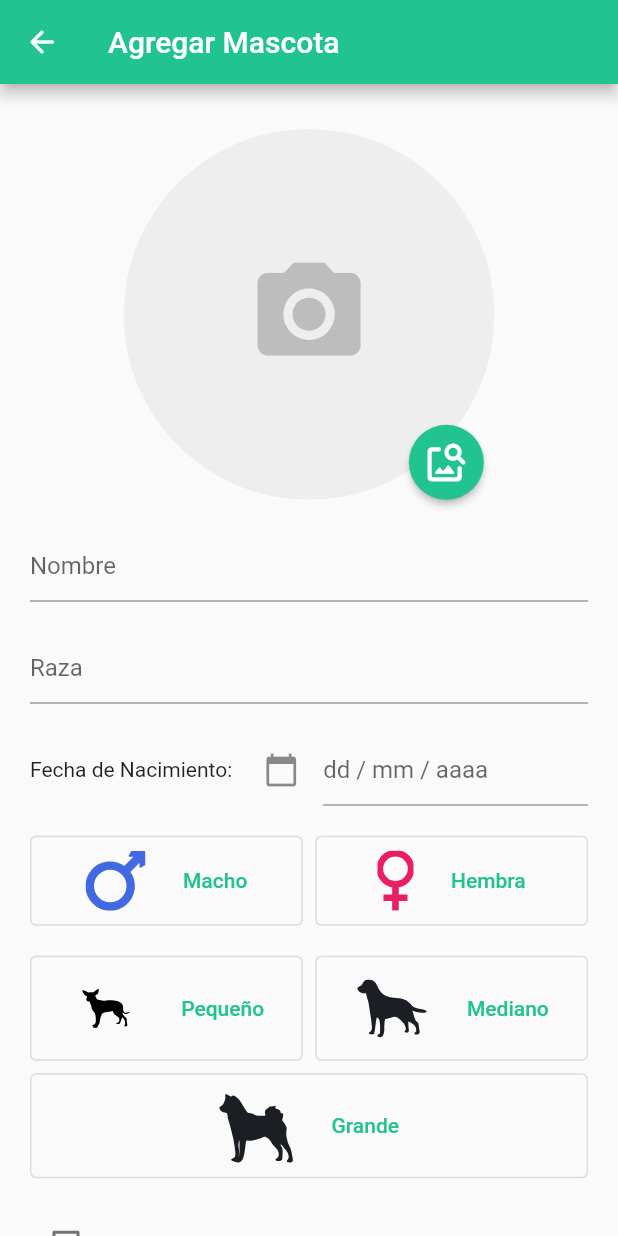
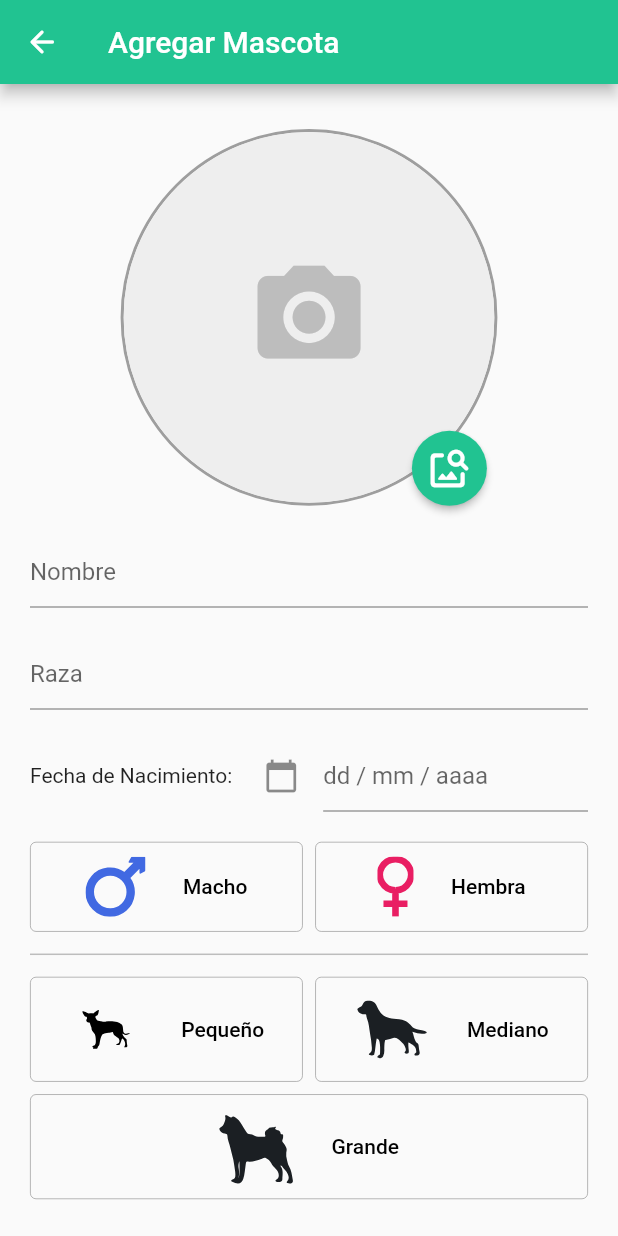
Before and after one commit to RadoV18/fielamigo_app, a Flutter app: the OwnerAddPetScreen screen opened by its route, after a tap on the "image search" icon, on a phone screen of 412 x 824 dp. Run offline on Flutter 3.47's test engine with Material 2 defaults, Android fonts, the phone set to English and light mode, and no system bars; our stand-ins replace bloc, equatable, flutter_bloc, flutter_svg, formz, image_picker and 5 more; missing offline and left inert: circular_bottom_navigation, dart:ffi, flutter_password_strength; accounts and stored records are empty.

Commit message:
Added cubit for adding pets and improved the UI

```diff
--- /dev/null
+++ b/lib/bloc/add_pet_cubit/add_pet_cubit.dart
@@ -0,0 +1,77 @@
+import 'dart:io';
+
+import 'package:bloc/bloc.dart';
+import 'package:equatable/equatable.dart';
+
+part 'add_pet_state.dart';
+
+class AddPetCubit extends Cubit<AddPetState> {
+  AddPetCubit() : super(const AddPetState());
+
+  void setImage(File? image) {
+    emit(state.copyWith(image: image));
+  }
+
+  void setName(String name) {
+    emit(state.copyWith(name: name));
+  }
+
+  void setBreed(String breed) {
+    emit(state.copyWith(breed: breed));
+  }
+
+  void setBirthDate(String birthDate) {
+    print("new date");
+    emit(state.copyWith(birthDate: birthDate));
+  }
+
+  void setMale() {
+    emit(state.copyWith(
+      isMale: true,
+      isFemale: false
+    ));
+  }
+
+  void setFemale() {
+    emit(state.copyWith(
+      isFemale: true,
+      isMale: false
+    ));
+  }
+
+  void setSmall() {
+    emit(state.copyWith(
+      isSmall: true,
+      isMedium: false,
+      isLarge: false
+    ));
+  }
+
+  void setMedium() {
+    emit(state.copyWith(
+      isMedium: true,
+      isSmall: false,
+      isLarge: false
+    ));
+  }
+
+  void setLarge() {
+    emit(state.copyWith(
+      isLarge: true,
+      isSmall: false,
+      isMedium: false
+    ));
+  }
+
+  void setIsSterilized(bool isSterilized) {
+    emit(state.copyWith(isSterilized: isSterilized));
+  }
+
+  void setNotes(String notes) {
+    emit(state.copyWith(notes: notes));
+  }
+
+  void save() {
+    print(state);
+  }
+}
--- /dev/null
+++ b/lib/bloc/add_pet_cubit/add_pet_state.dart
@@ -0,0 +1,70 @@
+part of 'add_pet_cubit.dart';
+
+class AddPetState extends Equatable {
+  final File? image;
+  final String name;
+  final String breed;
+  final String birthDate;
+  final bool isMale;
+  final bool isFemale;
+  final bool isSmall;
+  final bool isMedium;
+  final bool isLarge;
+  final bool isSterilized;
+  final String notes;
+
+  const AddPetState({
+    this.image,
+    this.name = '',
+    this.breed = '',
+    this.birthDate = '',
+    this.isMale = false,
+    this.isFemale = false,
+    this.isSmall = false,
+    this.isMedium = false,
+    this.isLarge = false,
+    this.isSterilized = false,
+    this.notes = ''
+  });
+
+  AddPetState copyWith({
+    File? image,
+    String? name,
+    String? breed,
+    String? birthDate,
+    bool? isMale,
+    bool? isFemale,
+    bool? isSmall,
+    bool? isMedium,
+    bool? isLarge,
+    bool? isSterilized,
+    String? notes
+  }) => AddPetState(
+    image: image ?? this.image,
+    name: name ?? this.name,
+    breed: breed ?? this.breed,
+    birthDate: birthDate ?? this.birthDate,
+    isMale: isMale ?? this.isMale,
+    isFemale: isFemale ?? this.isFemale,
+    isSmall: isSmall ?? this.isSmall,
+    isMedium: isMedium ?? this.isMedium,
+    isLarge: isLarge ?? this.isLarge,
+    isSterilized: isSterilized ?? this.isSterilized,
+    notes: notes ?? this.notes
+  );
+
+  @override
+  List<Object?> get props => [
+    image,
+    name,
+    breed,
+    birthDate,
+    isMale,
+    isFemale,
+    isSmall,
+    isMedium,
+    isLarge,
+    isSterilized,
+    notes
+  ];
+}
--- a/lib/main.dart
+++ b/lib/main.dart
@@ -1,3 +1,4 @@
+import 'package:fielamigo_app/bloc/add_pet_cubit/add_pet_cubit.dart';
 import 'package:fielamigo_app/bloc/bottom_navbar_cubit/bottom_navbar_cubit.dart';
 import 'package:fielamigo_app/bloc/sign_up_cubit/sign_up_cubit.dart';
 import 'package:fielamigo_app/screens/caregiver_home/caregiver_home_screen.dart';
@@ -51,7 +52,10 @@ class MyApp extends StatelessWidget {
         ),
         BlocProvider<BottomNavBarCubit>(
           create: (BuildContext context) => BottomNavBarCubit()
-        )
+        ),
+        BlocProvider<AddPetCubit>(
+          create: (BuildContext context) => AddPetCubit()
+        ),
       ],
       child: Sizer(
         builder: (context, orientation, deviceType) => MaterialApp(
--- a/lib/screens/owner_add_pet/owner_add_pet.dart
+++ b/lib/screens/owner_add_pet/owner_add_pet.dart
@@ -1,8 +1,10 @@
+import 'package:fielamigo_app/bloc/add_pet_cubit/add_pet_cubit.dart';
 import 'package:fielamigo_app/screens/owner_add_pet/widgets/breed_autocomplete.dart';
 import 'package:fielamigo_app/screens/owner_add_pet/widgets/dog_image_picker.dart';
 import 'package:fielamigo_app/screens/owner_add_pet/widgets/male_female_options.dart';
 import 'package:fielamigo_app/widgets/custom_date_picker.dart';
 import 'package:flutter/material.dart';
+import 'package:flutter_bloc/flutter_bloc.dart';
 import 'package:sizer/sizer.dart';
 import 'widgets/dog_size_options.dart';
 
@@ -11,9 +13,8 @@ class OwnerAddPetScreen extends StatelessWidget {
 
   @override
   Widget build(BuildContext context) {
-
     return Scaffold(
-      resizeToAvoidBottomInset: false,
+      resizeToAvoidBottomInset: true,
       appBar: AppBar(
         leading: Builder(
           builder: (BuildContext context) {
@@ -27,7 +28,9 @@ class OwnerAddPetScreen extends StatelessWidget {
         ),
         title: const Text("Agregar Mascota"),
       ),
-      body: SafeArea(
+      body: BlocBuilder<AddPetCubit, AddPetState>(
+        builder: (context, state) {
+          return SafeArea(
             child: NotificationListener<OverscrollIndicatorNotification>(
               onNotification: (OverscrollIndicatorNotification overscroll) {
                 overscroll.disallowIndicator();
@@ -40,56 +43,90 @@ class OwnerAddPetScreen extends StatelessWidget {
                     children: [
                       Column(
                         children: [
-                      const SizedBox(height: 20,),
+                          const SizedBox(
+                            height: 20,
+                          ),
                           const DogImagePicker(),
-                      const SizedBox(height: 20,),
-                      const TextField(
-                        decoration: InputDecoration(
+                          const SizedBox(
+                            height: 20,
+                          ),
+                          TextField(
+                            decoration: const InputDecoration(
                               hintText: "Nombre",
                             ),
+                            onChanged: (value) =>
+                                context.read<AddPetCubit>().setName(value),
                           ),
-                      const SizedBox(height: 20,),
+                          const SizedBox(
+                            height: 20,
+                          ),
                           const BreedAutocomplete(),
-                      const SizedBox(height: 20,),
+                          const SizedBox(
+                            height: 20,
+                          ),
                           Row(
                             children: [
                               const Text("Fecha de Nacimiento:"),
                               SizedBox(width: 5.w),
-                          const CustomDatePicker(),
+                              CustomDatePicker(
+                                onDateChanged: (String date) {
+                                  context.read<AddPetCubit>().setBirthDate(date);
+                                },
+                              ),
                             ],
                           ),
-                      const SizedBox(height: 20,),
+                          const SizedBox(
+                            height: 20,
+                          ),
                           const MaleFemaleOptions(),
-                      const SizedBox(height: 20,),
+                          const Divider(
+                            thickness: 1,
+                            height: 30,
+                            color: Color(0xFFBDBDBD),
+                          ),
                           const DogSizeOptions(),
-                      const SizedBox(height: 20,),
+                          const SizedBox(
+                            height: 20,
+                          ),
                           Row(
                             children: [
                               Checkbox(
-                            value: false,
-                            onChanged: (bool? value) {},
+                                value: context.read<AddPetCubit>().state.isSterilized,
+                                onChanged: (bool? value) {
+                                  context.read<AddPetCubit>().setIsSterilized(value!);
+                                },
                               ),
                               const Text("Esterilizado."),
                             ],
                           ),
-                      const SizedBox(height: 20,),
-                      const TextField(
+                          const SizedBox(
+                            height: 20,
+                          ),
+                          TextField(
                             maxLines: 5,
-                        decoration: InputDecoration(
+                            decoration: const InputDecoration(
                               hintText: "Notas",
                             ),
+                            onChanged: (value) =>
+                              context.read<AddPetCubit>().setNotes(value),
                           ),
-                      const SizedBox(height: 20,),
+                          const SizedBox(
+                            height: 20,
+                          ),
                           ElevatedButton(
                             style: ElevatedButton.styleFrom(
-                          padding: const EdgeInsets.symmetric(horizontal: 20, vertical: 10),
+                              padding: const EdgeInsets.symmetric(
+                                horizontal: 20, vertical: 10
+                              ),
                             ),
                             onPressed: () {
-                          // TODO: request to add pet
+                              context.read<AddPetCubit>().save();
                             },
                             child: const Text("Guardar Mascota"),
                           ),
-                      const SizedBox(height: 20,),
+                          const SizedBox(
+                            height: 20,
+                          ),
                         ],
                       )
                     ],
@@ -97,6 +134,8 @@ class OwnerAddPetScreen extends StatelessWidget {
                 ),
               ),
             ),
+          );
+        },
       )
     );
   }
--- a/lib/screens/owner_add_pet/widgets/breed_autocomplete.dart
+++ b/lib/screens/owner_add_pet/widgets/breed_autocomplete.dart
@@ -1,4 +1,6 @@
+import 'package:fielamigo_app/bloc/add_pet_cubit/add_pet_cubit.dart';
 import 'package:flutter/material.dart';
+import 'package:flutter_bloc/flutter_bloc.dart';
 
 class BreedAutocomplete extends StatelessWidget {
   const BreedAutocomplete({super.key});
@@ -20,6 +22,7 @@ class BreedAutocomplete extends StatelessWidget {
     'Australian Cattle Dog',
     'Australian Kelpie',
     'Australian Shepherd',
+    'Chihuahua',
   ];
 
   @override
@@ -48,6 +51,7 @@ class BreedAutocomplete extends StatelessWidget {
           },
         );
       },
+      onSelected: (option) => context.read<AddPetCubit>().setBreed(option),
       optionsViewBuilder: (BuildContext context,
           AutocompleteOnSelected<String> onSelected, Iterable<String> options) {
         return Align(
--- a/lib/screens/owner_add_pet/widgets/dog_image_picker.dart
+++ b/lib/screens/owner_add_pet/widgets/dog_image_picker.dart
@@ -1,4 +1,8 @@
+import 'dart:io';
+
+import 'package:fielamigo_app/bloc/add_pet_cubit/add_pet_cubit.dart';
 import 'package:flutter/material.dart';
+import 'package:flutter_bloc/flutter_bloc.dart';
 import 'package:image_picker/image_picker.dart';
 import 'package:sizer/sizer.dart';
 
@@ -7,15 +11,22 @@ class DogImagePicker extends StatelessWidget {
 
   @override
   Widget build(BuildContext context) {
+    return BlocBuilder<AddPetCubit, AddPetState>(
+      builder: (context, state) {
+        String imagePath = state.image?.path ?? "";
         return Stack(
           children: [
-        ClipRRect(
+            Container(
+              decoration: BoxDecoration(
+                border: Border.all(color: Colors.grey.shade500, width: 2),
+                borderRadius: BorderRadius.circular(30.h),
+              ),
+              child: ClipRRect(
                 borderRadius: BorderRadius.only(
                   topLeft: Radius.circular(30.h),
                   topRight: Radius.circular(30.h),
                   bottomRight: Radius.circular(30.h),
                   bottomLeft: Radius.circular(30.h),
-
                 ),
                 child: Container(
                   height: 30.h,
@@ -25,10 +36,16 @@ class DogImagePicker extends StatelessWidget {
                   ),
                   child: Align(
                     alignment: Alignment.center,
-              child: Icon(
+                    child: imagePath == "" ?
+                      Icon(
                         Icons.camera_alt,
                         size: 10.h,
                         color: Colors.grey[400],
+                      ) :
+                      Image.file(
+                        File(imagePath),
+                        fit: BoxFit.cover,
+                      ),
                   ),
                 ),
               ),
@@ -39,11 +56,20 @@ class DogImagePicker extends StatelessWidget {
               child: ElevatedButton(
                 style: ElevatedButton.styleFrom(
                     shape: const CircleBorder(),
-              padding: const EdgeInsets.all(10)
-            ),
+                    padding: const EdgeInsets.all(10)),
                 onPressed: () {
-              ImagePicker().pickImage(source: ImageSource.gallery)
-              .then((im) => print("I picked an image"));
+                  ImagePicker()
+                      .pickImage(source: ImageSource.gallery)
+                      .then((im) {
+                    if (im != null) {
+                      print("I picked an image");
+                      File image = File(im.path);
+                      context.read<AddPetCubit>().setImage(image);
+                    } else {
+                      print("I didn't pick an image");
+                      context.read<AddPetCubit>().setImage(null);
+                    }
+                  });
                 },
                 child: const Icon(
                   Icons.image_search_rounded,
@@ -53,5 +79,7 @@ class DogImagePicker extends StatelessWidget {
             )
           ],
         );
+      },
+    );
   }
 }
--- a/lib/screens/owner_add_pet/widgets/dog_size_options.dart
+++ b/lib/screens/owner_add_pet/widgets/dog_size_options.dart
@@ -1,49 +1,63 @@
 import 'package:fielamigo_app/widgets/custom_radio_button.dart';
 import 'package:flutter/material.dart';
+import 'package:flutter_bloc/flutter_bloc.dart';
 import 'package:flutter_svg/flutter_svg.dart';
 import 'package:sizer/sizer.dart';
+
+import '../../../bloc/add_pet_cubit/add_pet_cubit.dart';
 
 class DogSizeOptions extends StatelessWidget {
   const DogSizeOptions({super.key});
 
   @override
   Widget build(BuildContext context) {
-    return Column(
-      children: [
+    return BlocBuilder<AddPetCubit, AddPetState>(
+      buildWhen: (previous, current) => previous.isSmall != current.isSmall
+          || previous.isMedium != current.isMedium
+          || previous.isLarge != current.isLarge,
+      builder: (context, state) {
+        return Column(children: [
           Row(
             children: [
               Expanded(
                 flex: 1,
                 child: CustomRadioButton(
+                  onPressed: () => context.read<AddPetCubit>().setSmall(),
                   text: "Pequeño",
                   icon: SvgPicture.asset(
                     "assets/icons/ic_dog_size_sm.svg",
                     height: 50,
-                )
+                  ),
+                  isSelected: context.read<AddPetCubit>().state.isSmall,
                 ),
               ),
               SizedBox(width: 1.h),
               Expanded(
                 flex: 1,
                 child: CustomRadioButton(
+                  onPressed: () => context.read<AddPetCubit>().setMedium(),
                   text: "Mediano",
                   icon: SvgPicture.asset(
                     "assets/icons/ic_dog_size_md.svg",
                     height: 50,
-                )
+                  ),
+                  isSelected: context.read<AddPetCubit>().state.isMedium,
                 ),
               ),
             ],
           ),
           SizedBox(height: 1.h),
           CustomRadioButton(
+            onPressed: () => context.read<AddPetCubit>().setLarge(),
             text: "Grande",
             icon: SvgPicture.asset(
               "assets/icons/ic_dog_size_xl.svg",
               height: 50,
-          )
             ),
-      ]
+            isSelected: context.read<AddPetCubit>().state.isLarge,
+          ),
+        ]);
+      },
     );
   }
 }
--- a/lib/screens/owner_add_pet/widgets/male_female_options.dart
+++ b/lib/screens/owner_add_pet/widgets/male_female_options.dart
@@ -1,5 +1,7 @@
+import 'package:fielamigo_app/bloc/add_pet_cubit/add_pet_cubit.dart';
 import 'package:fielamigo_app/widgets/custom_radio_button.dart';
 import 'package:flutter/material.dart';
+import 'package:flutter_bloc/flutter_bloc.dart';
 import 'package:flutter_svg/flutter_svg.dart';
 import 'package:sizer/sizer.dart';
 
@@ -8,31 +10,40 @@ class MaleFemaleOptions extends StatelessWidget {
 
   @override
   Widget build(BuildContext context) {
+    return BlocBuilder<AddPetCubit, AddPetState>(
+      buildWhen: (previous, current) => previous.isMale != current.isMale
+        || previous.isFemale != current.isFemale,
+      builder: (context, state) {
         return Row(
           children: [
             Expanded(
                 flex: 1,
                 child: CustomRadioButton(
+                  onPressed: () => context.read<AddPetCubit>().setMale(),
                   text: "Macho",
                   icon: SvgPicture.asset(
                     "assets/icons/ic_dog_male.svg",
                     height: 40,
-            )
-          )
                   ),
+                  isSelected: context.read<AddPetCubit>().state.isMale,
+                )),
             SizedBox(width: 1.h),
             Expanded(
               flex: 1,
               child: CustomRadioButton(
+                onPressed: () => context.read<AddPetCubit>().setFemale(),
                 text: "Hembra",
                 icon: SvgPicture.asset(
                   "assets/icons/ic_dog_female.svg",
                   color: Colors.pink,
                   height: 40,
-            )
+                ),
+                isSelected: context.read<AddPetCubit>().state.isFemale,
               ),
             ),
           ],
         );
+      },
+    );
   }
 }
--- a/lib/screens/sign_up/sign_up_screen.dart
+++ b/lib/screens/sign_up/sign_up_screen.dart
@@ -29,7 +29,7 @@ class SignUpScreen extends StatelessWidget {
         bool displayPasswordError = !password.valid && password.value.isNotEmpty;
         bool displayConfirmError = password.value != confirmPassword.value;
         return Scaffold(
-          resizeToAvoidBottomInset: false,
+          resizeToAvoidBottomInset: true,
           body: NotificationListener<OverscrollIndicatorNotification>(
             onNotification: (OverscrollIndicatorNotification overscroll) {
               overscroll.disallowIndicator();
--- a/lib/widgets/custom_date_picker.dart
+++ b/lib/widgets/custom_date_picker.dart
@@ -1,7 +1,13 @@
 import 'package:flutter/material.dart';
 
 class CustomDatePicker extends StatefulWidget {
-  const CustomDatePicker({super.key});
+  final void Function(String) onDateChanged;
+
+  const CustomDatePicker({
+    super.key,
+    required this.onDateChanged,
+  });
+
 
   @override
   State<CustomDatePicker> createState() => _CustomDatePickerState();
@@ -13,7 +19,8 @@ class _CustomDatePickerState extends State<CustomDatePicker> {
   @override
   Widget build(BuildContext context) {
     // change the date format to dd/mm/yyyy
-    if(dateController.text != '') {
+    if(dateController.text != '' && !dateController.text.contains("/")) {
+      widget.onDateChanged(dateController.text);
       int year = int.parse(dateController.text.substring(0, 4));
       int month = int.parse(dateController.text.substring(5, 7));
       int day = int.parse(dateController.text.substring(8, 10));
@@ -22,7 +29,7 @@ class _CustomDatePickerState extends State<CustomDatePicker> {
     }
 
     return Expanded (
-      child: TextFormField(
+      child: TextField(
         controller: dateController,
         decoration: const InputDecoration(
           icon: Icon(Icons.calendar_today),
--- a/lib/widgets/custom_radio_button.dart
+++ b/lib/widgets/custom_radio_button.dart
@@ -1,8 +1,10 @@
+import 'dart:ffi';
+
 import 'package:flutter/material.dart';
 import 'package:flutter_svg/flutter_svg.dart';
 
 class CustomRadioButton extends StatelessWidget {
-
+  final void Function() onPressed;
   final String text;
   final SvgPicture? icon;
   final bool isSelected;
@@ -12,6 +14,7 @@ class CustomRadioButton extends StatelessWidget {
     required this.text,
     this.icon,
     this.isSelected = false,
+    required this.onPressed,
   });
 
   @override
@@ -19,14 +22,23 @@ class CustomRadioButton extends StatelessWidget {
     return OutlinedButton(
       style: OutlinedButton.styleFrom(
         padding: const EdgeInsets.symmetric(horizontal: 20, vertical: 10),
+        side: BorderSide(
+          color: isSelected ? const Color(0xff01bf8f) : Colors.grey,
+          width: isSelected ? 3 : 0.5,
+        ),
       ),
-      onPressed: () {},
+      onPressed: onPressed,
       child: Row(
         mainAxisAlignment: MainAxisAlignment.center,
         children: [
           icon ?? Container(),
           const SizedBox(width: 25),
-          Text(text)
+          Text(
+            text,
+            style: const TextStyle(
+              color: Colors.black
+            ),
+          )
         ],
       ),
     );
```
Lines whose indentation alone changed are shown as unchanged.
